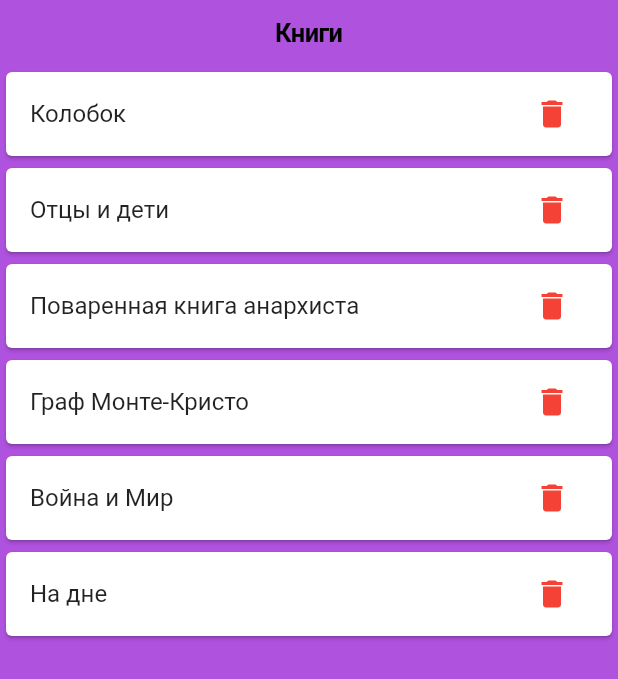
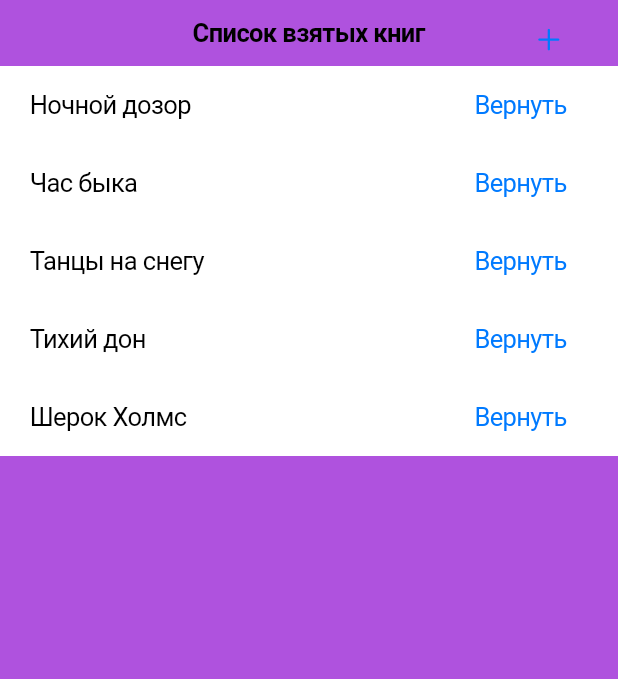
Before and after one commit to DmitriyNikonorov/state_manager_test, a Flutter app: the screen it shows after launch, on a phone screen of 412 x 824 dp. Shown: the top 679 px of the screen. Run offline on Flutter 3.47's test engine with Material 2 defaults, Android fonts, the phone set to English and light mode, and no system bars; our stand-ins replace get_it.

Commit message:
Основной функционал реализован

```diff
--- a/state_manager_test/lib/main.dart
+++ b/state_manager_test/lib/main.dart
@@ -1,10 +1,23 @@
 import 'package:flutter/cupertino.dart';
+import 'package:state_manager_test/pages/books_storage/books_storage.dart';
 import 'services/service_locator.dart';
 import 'pages/taken_books/taken_books.dart';
 
 void main() {
   setupGetIt();
-  runApp(const CupertinoApp(
-    home: TakenBooksView(),
-  ));
+  runApp(const MyApp());
 }
+
+class MyApp extends StatelessWidget {
+  const MyApp({Key? key}) : super(key: key);
+  @override
+  Widget build(BuildContext context) {
+    return CupertinoApp(
+      initialRoute: '/',
+      routes: {
+        '/': (context) => const TakenBooksView(),
+        '/books_storage': (context) => const BooksStorageView()
+      },
+    );
+  }
+}
--- /dev/null
+++ b/state_manager_test/lib/pages/books_storage/books_storage_manager.dart
@@ -0,0 +1,17 @@
+import 'package:flutter/cupertino.dart';
+import 'package:state_manager_test/services/books_provider.dart';
+import 'package:state_manager_test/services/service_locator.dart';
+
+final class BooksStorageManager {
+  final booksProvider = getIt<BooksProvider>();
+  final storageBooksList = ValueNotifier<List<String>>([]);
+
+  void takeBooksAt(int index) {
+    storageBooksList.value = [];
+    storageBooksList.value = booksProvider.takeBookAt(index);
+  }
+
+  void initBooksState() {
+    storageBooksList.value = booksProvider.getBooksInStorage();
+  }
+}
--- a/state_manager_test/lib/pages/taken_books/taken_books.dart
+++ b/state_manager_test/lib/pages/taken_books/taken_books.dart
@@ -1,4 +1,3 @@
-import 'package:flutter/material.dart';
 import 'package:flutter/cupertino.dart';
 import 'taken_books_manager.dart';
 import 'package:state_manager_test/services/service_locator.dart';
@@ -19,12 +18,22 @@ class _TakenBooksState extends State<TakenBooksView> {
     super.initState();
   }
 
+  void openBooksStorage() {
+    Navigator.pushNamedAndRemoveUntil(
+        context, '/books_storage', (route) => false);
+  }
+
   @override
   Widget build(BuildContext context) {
-    return const CupertinoPageScaffold(
-        backgroundColor: CupertinoColors.systemPurple,
-        navigationBar: CupertinoNavigationBar(middle: Text('Книги')),
-        child: BookListView());
+    return CupertinoPageScaffold(
+      backgroundColor: CupertinoColors.systemPurple,
+      navigationBar: CupertinoNavigationBar(
+          middle: const Text('Список взятых книг'),
+          trailing: CupertinoButton(
+              onPressed: openBooksStorage,
+              child: const Icon(CupertinoIcons.add))),
+      child: const BookListView(),
+    );
   }
 }
 
@@ -40,14 +49,14 @@ class BookListView extends StatelessWidget {
           return ListView.builder(
               itemCount: takenBooksManager.booksList.value.length,
               itemBuilder: (BuildContext context, int index) {
-                return Card(
-                  child: ListTile(
-                    title: Text(booksList[index].name),
-                    trailing: IconButton(
-                        icon: Icon(Icons.delete, color: Colors.red),
-                        onPressed: () {
-                          takenBooksManager.removeAt(index);
-                        }),
+                return CupertinoListTile(
+                  backgroundColor: CupertinoColors.white,
+                  title: Text(booksList[index]),
+                  trailing: CupertinoButton(
+                    child: const Text('Вернуть'),
+                    onPressed: () {
+                      takenBooksManager.returnBookAt(index);
+                    },
                   ),
                 );
               });
--- a/state_manager_test/lib/services/books_provider.dart
+++ b/state_manager_test/lib/services/books_provider.dart
@@ -1,51 +1,49 @@
-class Book {
-  late String name;
-  late bool isBookTaken;
-
-  Book(this.name, this.isBookTaken);
-}
-
 class BooksProvider {
-  List<Book> allBooks = [
-    Book('Колобок', true),
-    Book('Букварь', false),
-    Book('Отцы и дети', true),
-    Book('Шоколад', false),
-    Book('Поваренная книга анархиста', true),
-    Book('Отцы и дети', false),
-    Book('Граф Монте-Кристо', true),
-    Book('Война и Мир', true),
-    Book('На дне', true),
-    Book('Волшеьник стрнаы Оз', false),
-    Book('Отцы и дети', false),
-    Book('Атлант расправил плечи', false),
-    Book('Кладбише домашних животных', false),
-    Book('Осознанное питание', false),
-    Book('1984', false),
+  List<String> booksInStorage = [
+    'Колобок',
+    'Букварь',
+    'Отцы и дети',
+    'Шоколад',
+    'Поваренная книга анархиста',
+    'Отцы и дети',
+    'Граф Монте-Кристо',
+    'Война и Мир',
+    'На дне',
+    'Волшеьник стрнаы Оз',
+    'Отцы и дети',
+    'Атлант расправил плечи',
+    'Кладбише домашних животных',
+    'Осознанное питание',
+    '1984',
   ];
 
-  List<Book> takenBooks = [];
+  List<String> takenBooks = [
+    'Ночной дозор',
+    'Час быка',
+    'Танцы на снегу',
+    'Тихий дон',
+    'Шерок Холмс'
+  ];
 
-  List<Book> getTakenBooks() {
-    List<Book> takenBooks = [];
-    for (var book in allBooks) {
-      if (book.isBookTaken == true) {
-        takenBooks.add(book);
-      }
-    }
-    this.takenBooks = takenBooks;
+  List<String> returnBookAt(int index) {
+    var returnedBook = takenBooks[index];
+    takenBooks.removeAt(index);
+    booksInStorage.add(returnedBook);
     return takenBooks;
   }
 
-  void removeBookFromTaken(int index) {
-    // var takenBook = takenBooks[index];
-
-    // for(var book in allBooks) {
-    // }
-    takenBooks.removeAt(index);
+  List<String> takeBookAt(int index) {
+    var takenBook = booksInStorage[index];
+    booksInStorage.removeAt(index);
+    takenBooks.add(takenBook);
+    return booksInStorage;
   }
 
-  List<Book> getNewTakenBooks() {
+  List<String> getTakenBooks() {
     return takenBooks;
   }
+
+  List<String> getBooksInStorage() {
+    return booksInStorage;
+  }
 }
--- a/state_manager_test/lib/services/service_locator.dart
+++ b/state_manager_test/lib/services/service_locator.dart
@@ -1,5 +1,6 @@
 // import 'package:flutter/cupertino.dart';
 import 'package:get_it/get_it.dart';
+import 'package:state_manager_test/pages/books_storage/books_storage_manager.dart';
 import 'package:state_manager_test/pages/taken_books/taken_books_manager.dart';
 import 'package:state_manager_test/services/books_provider.dart';
 
@@ -7,8 +8,6 @@ final getIt = GetIt.instance;
 
 void setupGetIt() {
   getIt.registerLazySingleton<TakenBooksManager>(() => TakenBooksManager());
-  // getIt.registerSingleton<TakenBooksManager>(TakenBooksManager());
-
+  getIt.registerLazySingleton<BooksStorageManager>(() => BooksStorageManager());
   getIt.registerLazySingleton<BooksProvider>(() => BooksProvider());
-  // getIt.registerSingleton<BooksProvider>(BooksProvider());
 }
```
Also changed, not shown: state_manager_test/lib/pages/books_storage/books_storage.dart (added, +81 -0 lines), state_manager_test/lib/pages/taken_books/taken_books_manager.dart (+5 -5 lines).
